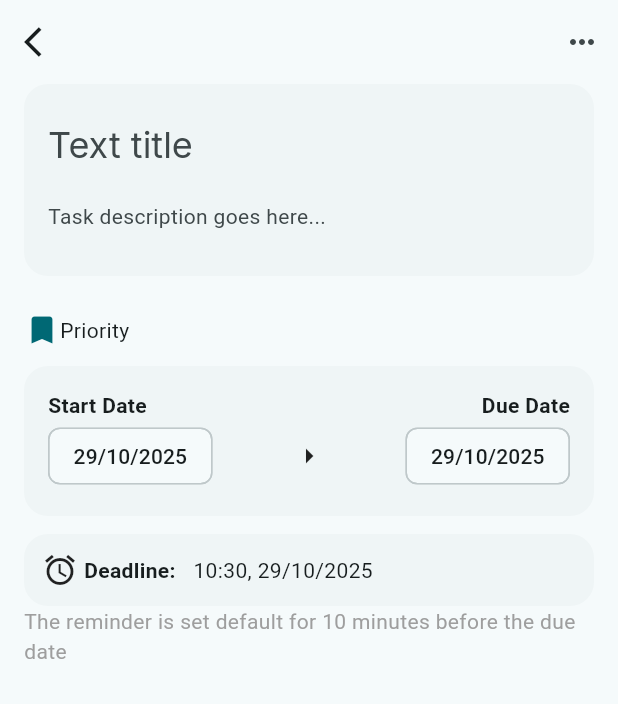
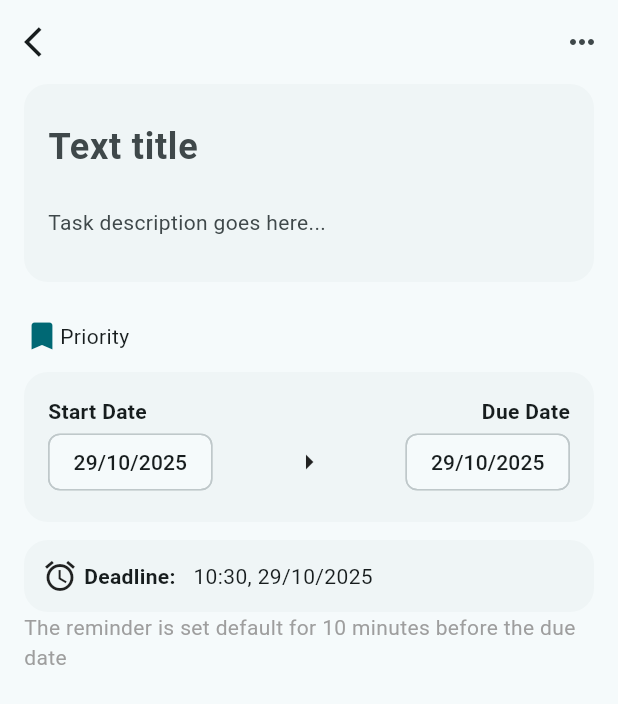
Before and after one commit to minhkhang1505/flutter_exercise1_todolist, a Flutter app: the TaskDetailScreen screen opened directly with empty values, on a phone screen of 412 x 824 dp. Shown: the top 704 px of the screen. Run offline on Flutter 3.47's test engine with Material 3 defaults, Android fonts, the phone set to English and light mode, and no system bars; our stand-ins replace google_fonts.

Commit message:
feat: Implement GetTaskById functionality and enhance TaskDetailViewModel for task loading

```diff
--- a/lib/data/repositories/repository_implement.dart
+++ b/lib/data/repositories/repository_implement.dart
@@ -13,4 +13,9 @@ class TaskRepositoryImpl implements TaskRepository {
   Future<List<TaskEntity>> searchTasks(String query) async {
     return await _localDataSource.searchTasks(query);
   }
+
+  @override
+  Future<TaskEntity> getTaskById(int id) async {
+    return await _localDataSource.getTaskById(id);
+  }
 }
--- a/lib/domain/repositories/repository.dart
+++ b/lib/domain/repositories/repository.dart
@@ -3,4 +3,5 @@ import '../entities/task.dart';
 /// Abstract repository interface for task operations
 abstract class TaskRepository {
   Future<List<TaskEntity>> searchTasks(String query);
+  Future<TaskEntity> getTaskById(int id);
 }
--- a/lib/presentation/screens/taskdetail/task_detail_screen.dart
+++ b/lib/presentation/screens/taskdetail/task_detail_screen.dart
@@ -1,4 +1,5 @@
 import 'package:flutter/material.dart';
+import 'package:flutter_exercise1_todolist/presentation/viewmodels/task_detail_viewmodel.dart';
 import '../../widgets/taskdetail/task_title_description_widget.dart';
 import '../../widgets/taskdetail/priority_widget.dart';
 import '../../widgets/taskdetail/date_selection_widget.dart';
@@ -21,6 +22,25 @@ class _TaskDetailScreenState extends State<TaskDetailScreen> {
   DateTime selectedStartDate = DateTime.now();
   DateTime selectedDueDate = DateTime.now();
   TimeOfDay selectedTime = TimeOfDay.now();
+  late final TaskDetailViewModel _viewModel;
+
+  @override
+  void initState() {
+    super.initState();
+    _viewModel = TaskDetailViewModel();
+
+    _loadTaskData();
+  }
+
+  Future<void> _loadTaskData() async {
+    await _viewModel.loadTask(widget.taskId);
+    if (mounted) {
+      setState(() {
+        _titleController.text = _viewModel.task.title;
+        _descriptionController.text = _viewModel.task.description;
+      });
+    }
+  }
 
   @override
   void dispose() {
@@ -101,7 +121,12 @@ class _TaskDetailScreenState extends State<TaskDetailScreen> {
   Widget build(BuildContext context) {
     return Scaffold(
       appBar: AppBar(
-        leading: Icon(Icons.arrow_back_ios),
+        leading: IconButton(
+          icon: Icon(Icons.arrow_back_ios),
+          onPressed: () {
+            Navigator.pop(context);
+          },
+        ),
         actions: [
           PopupMenuButton<String>(
             icon: Icon(Icons.more_horiz),
--- /dev/null
+++ b/lib/presentation/viewmodels/task_detail_viewmodel.dart
@@ -0,0 +1,15 @@
+import 'package:flutter/material.dart';
+import 'package:flutter_exercise1_todolist/data/datasources/task_local_datasource.dart';
+import 'package:flutter_exercise1_todolist/domain/entities/task.dart';
+
+class TaskDetailViewModel extends ChangeNotifier {
+  final TaskLocalDataSource _dataSource = TaskLocalDataSource();
+  late TaskEntity _task;
+
+  TaskEntity get task => _task;
+
+  Future<void> loadTask(int taskId) async {
+    _task = await _dataSource.getTaskById(taskId);
+    notifyListeners();
+  }
+}
--- a/lib/presentation/widgets/taskdetail/task_title_description_widget.dart
+++ b/lib/presentation/widgets/taskdetail/task_title_description_widget.dart
@@ -32,7 +32,11 @@ class TaskTitleDescriptionWidget extends StatelessWidget {
               hintText: "Text title",
               border: InputBorder.none,
             ),
-            style: Theme.of(context).textTheme.headlineSmall,
+            style: TextStyle(
+              fontSize: 24,
+              fontWeight: FontWeight.bold,
+              color: colorScheme.onSurfaceVariant,
+            ),
             readOnly: true,
           ),
           TextField(
```
Also changed, not shown: lib/data/datasources/task_local_datasource.dart (+7 -0 lines), lib/domain/usecases/get_task_by_id_usecase.dart (added, +12 -0 lines).
